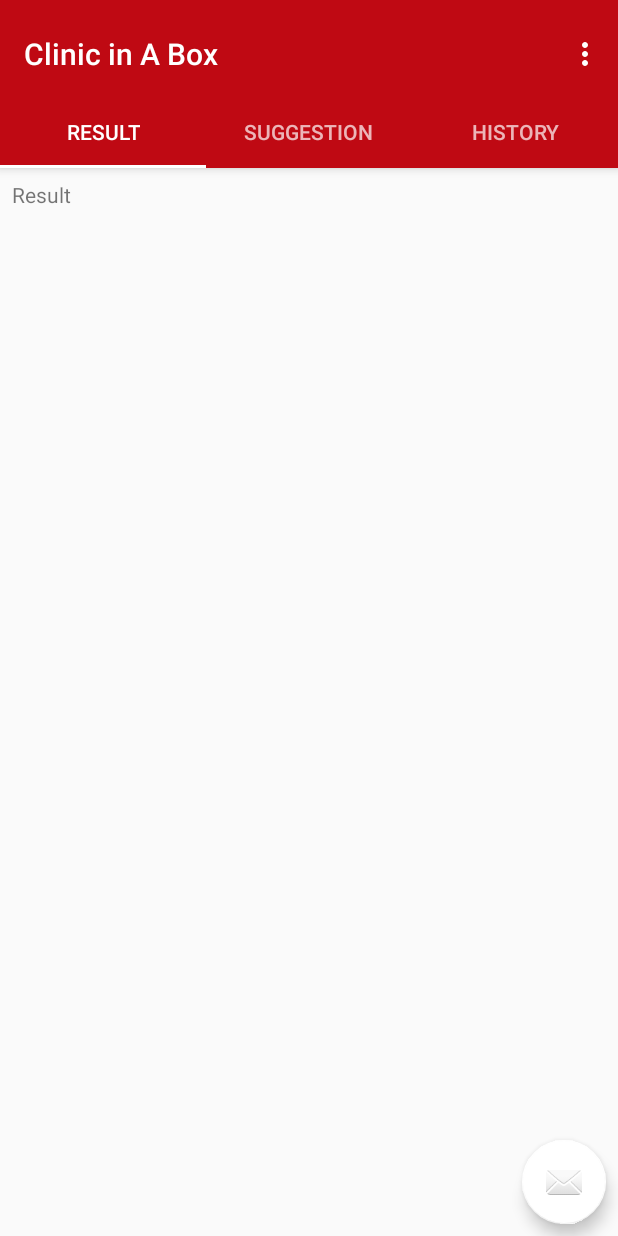
After one commit to yangyytn/Clinic_in_a_box, an Android app: the TabReportActivity screen opened directly, with no data from a screen before it, on a phone screen of 412 x 824 dp. The commit adds this screen. Run offline under Robolectric (Android 15) with nearby library versions, the phone set to English and light mode, and no system bars.

Commit message:
-redo tabbed report feature

```diff
--- a/app/build.gradle
+++ b/app/build.gradle
@@ -25,4 +25,5 @@ dependencies {
     testImplementation 'junit:junit:4.12'
     androidTestImplementation 'com.android.support.test:runner:1.0.1'
     androidTestImplementation 'com.android.support.test.espresso:espresso-core:3.0.1'
+    implementation 'com.android.support:design:26.1.0'
 }
--- a/app/src/main/java/com/example/estelleyyy/clinic_in_a_box/Diagnosis.java
+++ b/app/src/main/java/com/example/estelleyyy/clinic_in_a_box/Diagnosis.java
@@ -14,7 +14,7 @@ public class Diagnosis extends AppCompatActivity {
     }
 
     public void goToNext(View v){
-        Intent startNewActivity = new Intent(this, Report.class);
+        Intent startNewActivity = new Intent(this, TabReportActivity.class);
         startActivity(startNewActivity);
     }
 }
--- /dev/null
+++ b/app/src/main/java/com/example/estelleyyy/clinic_in_a_box/TabReportActivity.java
@@ -0,0 +1,142 @@
+package com.example.estelleyyy.clinic_in_a_box;
+
+import android.support.design.widget.TabLayout;
+import android.support.design.widget.FloatingActionButton;
+import android.support.design.widget.Snackbar;
+import android.support.v7.app.AppCompatActivity;
+import android.support.v7.widget.Toolbar;
+
+import android.support.v4.app.Fragment;
+import android.support.v4.app.FragmentManager;
+import android.support.v4.app.FragmentPagerAdapter;
+import android.support.v4.view.ViewPager;
+import android.os.Bundle;
+import android.view.LayoutInflater;
+import android.view.Menu;
+import android.view.MenuItem;
+import android.view.View;
+import android.view.ViewGroup;
+
+import android.widget.TextView;
+
+public class TabReportActivity extends AppCompatActivity {
+
+    /**
+     * The {@link android.support.v4.view.PagerAdapter} that will provide
+     * fragments for each of the sections. We use a
+     * {@link FragmentPagerAdapter} derivative, which will keep every
+     * loaded fragment in memory. If this becomes too memory intensive, it
+     * may be best to switch to a
+     * {@link android.support.v4.app.FragmentStatePagerAdapter}.
+     */
+    private SectionsPagerAdapter mSectionsPagerAdapter;
+
+    /**
+     * The {@link ViewPager} that will host the section contents.
+     */
+    private ViewPager mViewPager;
+
+    @Override
+    protected void onCreate(Bundle savedInstanceState) {
+        super.onCreate(savedInstanceState);
+        setContentView(R.layout.activity_tab_report);
+
+        Toolbar toolbar = (Toolbar) findViewById(R.id.toolbar);
+        setSupportActionBar(toolbar);
+        // Create the adapter that will return a fragment for each of the three
+        // primary sections of the activity.
+        mSectionsPagerAdapter = new SectionsPagerAdapter(getSupportFragmentManager());
+
+        // Set up the ViewPager with the sections adapter.
+        mViewPager = (ViewPager) findViewById(R.id.container);
+        mViewPager.setAdapter(mSectionsPagerAdapter);
+
+        TabLayout tabLayout = (TabLayout) findViewById(R.id.tabs);
+
+        mViewPager.addOnPageChangeListener(new TabLayout.TabLayoutOnPageChangeListener(tabLayout));
+        tabLayout.addOnTabSelectedListener(new TabLayout.ViewPagerOnTabSelectedListener(mViewPager));
+
+        FloatingActionButton fab = (FloatingActionButton) findViewById(R.id.fab);
+        fab.setOnClickListener(new View.OnClickListener() {
+            @Override
+            public void onClick(View view) {
+                Snackbar.make(view, "Replace with your own action", Snackbar.LENGTH_LONG)
+                        .setAction("Action", null).show();
+            }
+        });
+
+    }
+
+
+    @Override
+    public boolean onCreateOptionsMenu(Menu menu) {
+        // Inflate the menu; this adds items to the action bar if it is present.
+        getMenuInflater().inflate(R.menu.menu_tab_report, menu);
+        return true;
+    }
+
+    @Override
+    public boolean onOptionsItemSelected(MenuItem item) {
+        // Handle action bar item clicks here. The action bar will
+        // automatically handle clicks on the Home/Up button, so long
+        // as you specify a parent activity in AndroidManifest.xml.
+        int id = item.getItemId();
+
+        //noinspection SimplifiableIfStatement
+        if (id == R.id.action_settings) {
+            return true;
+        }
+
+        return super.onOptionsItemSelected(item);
+    }
+
+
+    /**
+     * A {@link FragmentPagerAdapter} that returns a fragment corresponding to
+     * one of the sections/tabs/pages.
+     */
+    public class SectionsPagerAdapter extends FragmentPagerAdapter {
+
+        public SectionsPagerAdapter(FragmentManager fm) {
+            super(fm);
+        }
+
+        @Override
+        public Fragment getItem(int position) {
+            switch (position) {
+                case 0:
+                    Tab_Result tab1 = new Tab_Result();
+                    return tab1;
+                case 1:
+                    Tab_Suggestion tab2 = new Tab_Suggestion();
+                    return tab2;
+                case 2:
+                    Tab_History tab3 = new Tab_History();
+                    return tab3;
+                default:
+                    return null;
+
+            }
+
+        }
+
+        @Override
+        public int getCount() {
+            // Show 3 total pages.
+            return 3;
+        }
+
+        @Override
+        public CharSequence getPageTitle(int position) {
+            switch (position) {
+                case 0:
+                    return "Result";
+                case 1:
+                    return "Suggestion";
+                case 2:
+                    return "History";
+            }
+            return null;
+        }
+    }
+}
--- /dev/null
+++ b/app/src/main/java/com/example/estelleyyy/clinic_in_a_box/Tab_Result.java
@@ -0,0 +1,21 @@
+package com.example.estelleyyy.clinic_in_a_box;
+
+/**
+ * Created by estelleyyy on 2018-03-11.
+ */
+
+import android.support.v4.app.Fragment;
+import android.os.Bundle;
+import android.view.LayoutInflater;
+import android.view.View;
+import android.view.ViewGroup;
+
+public class Tab_Result extends Fragment {
+
+    @Override
+    public View onCreateView(LayoutInflater inflater, ViewGroup container,
+                             Bundle savedInstanceState) {
+        View rootView = inflater.inflate(R.layout.result, container, false);
+        return rootView;
+    }
+}
--- /dev/null
+++ b/app/src/main/java/com/example/estelleyyy/clinic_in_a_box/Tab_Suggestion.java
@@ -0,0 +1,22 @@
+package com.example.estelleyyy.clinic_in_a_box;
+
+/**
+ * Created by estelleyyy on 2018-03-11.
+ */
+
+import android.support.v4.app.Fragment;
+import android.os.Bundle;
+import android.view.LayoutInflater;
+import android.view.View;
+import android.view.ViewGroup;
+
+
+public class Tab_Suggestion extends Fragment {
+
+    @Override
+    public View onCreateView(LayoutInflater inflater, ViewGroup container,
+                             Bundle savedInstanceState) {
+        View rootView = inflater.inflate(R.layout.suggestion, container, false);
+        return rootView;
+    }
+}
--- a/app/src/main/java/com/example/estelleyyy/clinic_in_a_box/Welcome.java
+++ b/app/src/main/java/com/example/estelleyyy/clinic_in_a_box/Welcome.java
@@ -17,4 +17,9 @@ public class Welcome extends AppCompatActivity {
         startActivity(startNewActivity);
     }
 
+    public void gotoreport(View v){
+        Intent startNewActivity = new Intent(this, TabReportActivity.class);
+        startActivity(startNewActivity);
+    }
+
 }
--- /dev/null
+++ b/app/src/main/res/layout/activity_tab_report.xml
@@ -0,0 +1,70 @@
+<?xml version="1.0" encoding="utf-8"?>
+<android.support.design.widget.CoordinatorLayout xmlns:android="http://schemas.android.com/apk/res/android"
+    xmlns:app="http://schemas.android.com/apk/res-auto"
+    xmlns:tools="http://schemas.android.com/tools"
+    android:id="@+id/main_content"
+    android:layout_width="match_parent"
+    android:layout_height="match_parent"
+    android:fitsSystemWindows="true"
+    tools:context="com.example.estelleyyy.clinic_in_a_box.TabReportActivity">
+
+    <android.support.design.widget.AppBarLayout
+        android:id="@+id/appbar"
+        android:layout_width="match_parent"
+        android:layout_height="wrap_content"
+        android:paddingTop="@dimen/appbar_padding_top"
+        android:theme="@style/AppTheme.AppBarOverlay">
+
+        <android.support.v7.widget.Toolbar
+            android:id="@+id/toolbar"
+            android:layout_width="match_parent"
+            android:layout_height="?attr/actionBarSize"
+            android:layout_weight="1"
+            android:background="?attr/colorPrimary"
+            app:layout_scrollFlags="scroll|enterAlways"
+            app:popupTheme="@style/AppTheme.PopupOverlay"
+            app:title="@string/app_name">
+
+        </android.support.v7.widget.Toolbar>
+
+        <android.support.design.widget.TabLayout
+            android:id="@+id/tabs"
+            android:layout_width="match_parent"
+            android:layout_height="wrap_content">
+
+            <android.support.design.widget.TabItem
+                android:id="@+id/tabItem"
+                android:layout_width="wrap_content"
+                android:layout_height="wrap_content"
+                android:text="Result" />
+
+            <android.support.design.widget.TabItem
+                android:id="@+id/tabItem2"
+                android:layout_width="wrap_content"
+                android:layout_height="wrap_content"
+                android:text="Suggestion" />
+
+            <android.support.design.widget.TabItem
+                android:id="@+id/tabItem3"
+                android:layout_width="wrap_content"
+                android:layout_height="wrap_content"
+                android:text="History" />
+
+        </android.support.design.widget.TabLayout>
+    </android.support.design.widget.AppBarLayout>
+
+    <android.support.v4.view.ViewPager
+        android:id="@+id/container"
+        android:layout_width="match_parent"
+        android:layout_height="match_parent"
+        app:layout_behavior="@string/appbar_scrolling_view_behavior" />
+
+    <android.support.design.widget.FloatingActionButton
+        android:id="@+id/fab"
+        android:layout_width="wrap_content"
+        android:layout_height="wrap_content"
+        android:layout_gravity="end|bottom"
+        android:layout_margin="@dimen/fab_margin"
+        app:srcCompat="@android:drawable/ic_dialog_email" />
+
+</android.support.design.widget.CoordinatorLayout>
--- /dev/null
+++ b/app/src/main/res/layout/result.xml
@@ -0,0 +1,23 @@
+<android.support.constraint.ConstraintLayout xmlns:android="http://schemas.android.com/apk/res/android"
+    xmlns:app="http://schemas.android.com/apk/res-auto"
+    xmlns:tools="http://schemas.android.com/tools"
+    android:id="@+id/constraintLayout"
+    android:layout_width="match_parent"
+    android:layout_height="match_parent"
+    tools:context="com.example.estelleyyy.clinic_in_a_box.TabReportActivity$PlaceholderFragment">
+
+    <TextView
+        android:id="@+id/section_label"
+        android:layout_width="wrap_content"
+        android:layout_height="wrap_content"
+        android:layout_marginBottom="@dimen/activity_vertical_margin"
+        android:layout_marginEnd="@dimen/activity_horizontal_margin"
+        android:layout_marginStart="@dimen/activity_horizontal_margin"
+        android:layout_marginTop="@dimen/activity_vertical_margin"
+        android:text="Result"
+        app:layout_constraintLeft_toLeftOf="parent"
+        app:layout_constraintTop_toTopOf="@+id/constraintLayout"
+        tools:layout_constraintLeft_creator="1"
+        tools:layout_constraintTop_creator="1" />
+
+</android.support.constraint.ConstraintLayout>
--- /dev/null
+++ b/app/src/main/res/menu/menu_tab_report.xml
@@ -0,0 +1,10 @@
+<menu xmlns:android="http://schemas.android.com/apk/res/android"
+    xmlns:app="http://schemas.android.com/apk/res-auto"
+    xmlns:tools="http://schemas.android.com/tools"
+    tools:context="com.example.estelleyyy.clinic_in_a_box.TabReportActivity">
+    <item
+        android:id="@+id/action_settings"
+        android:orderInCategory="100"
+        android:title="@string/action_settings"
+        app:showAsAction="never" />
+</menu>
--- a/app/src/main/res/values/styles.xml
+++ b/app/src/main/res/values/styles.xml
@@ -8,6 +8,15 @@
         <item name="colorAccent">@color/colorAccent</item>
     </style>
 
+    <style name="AppTheme.NoActionBar">
+        <item name="windowActionBar">false</item>
+        <item name="windowNoTitle">true</item>
+    </style>
+
+    <style name="AppTheme.AppBarOverlay" parent="ThemeOverlay.AppCompat.Dark.ActionBar" />
+
+    <style name="AppTheme.PopupOverlay" parent="ThemeOverlay.AppCompat.Light" />
+
     <!--
     <style name="CustomProgressBarHorizontal" parent="android:Widget.ProgressBar.Horizontal">
         <item name="android:progressDrawable">@drawable/custom_progress_bar_horizontal</item>
```
Also changed, not shown: app/src/main/AndroidManifest.xml (+5 -2 lines), app/src/main/java/com/example/estelleyyy/clinic_in_a_box/Report.java (deleted, +0 -21 lines), app/src/main/java/com/example/estelleyyy/clinic_in_a_box/Tab_History.java (added, +22 -0 lines), app/src/main/res/layout/activity_report.xml (deleted, +0 -94 lines), app/src/main/res/layout/activity_welcome.xml (+16 -3 lines), app/src/main/res/layout/history.xml (added, +23 -0 lines), app/src/main/res/layout/suggestion.xml (added, +23 -0 lines), app/src/main/res/values/strings.xml (+7 -0 lines).
